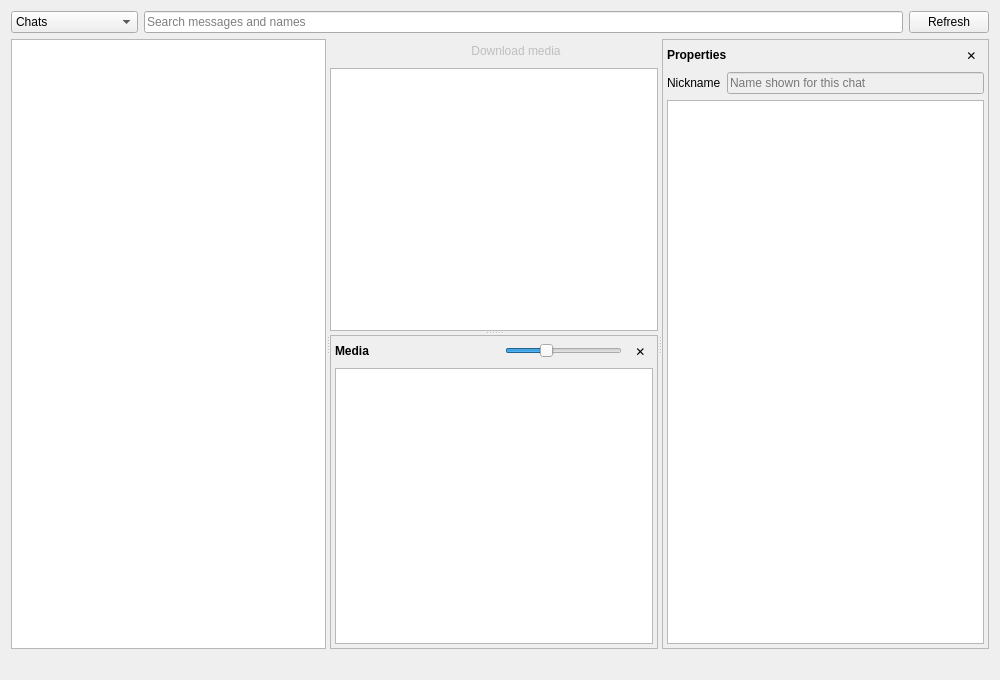
The window that Resources/ui_files/database_views/conversation_viewer.ui (myanonapps/DownloaderForReddit) describes before a commit, drawn with Qt 5.
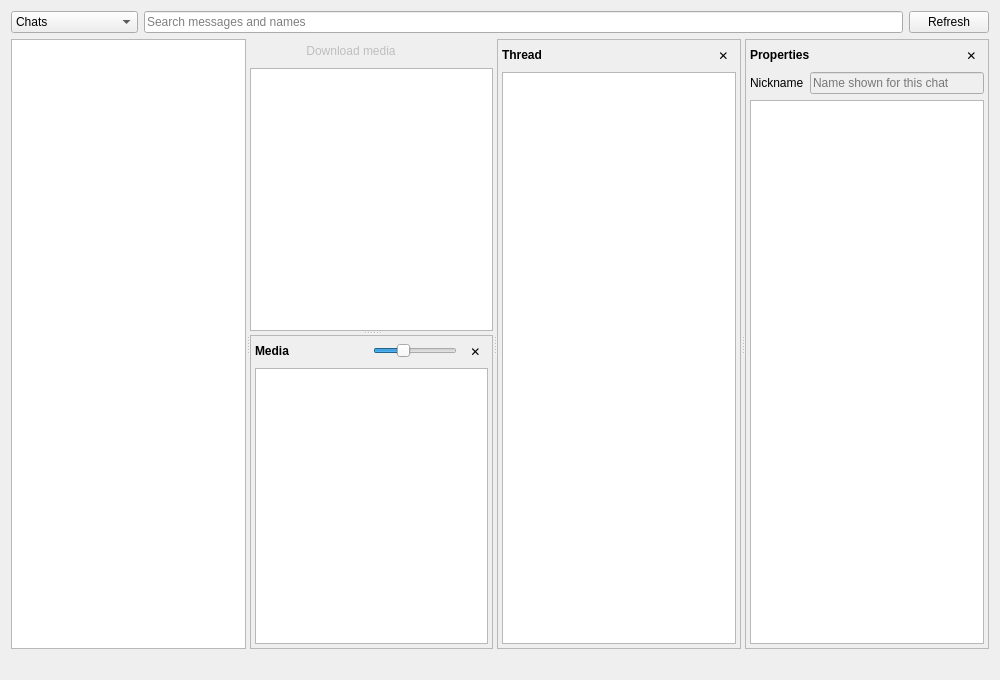
The same window after the commit.

Commit message: Chat threads

```diff
--- a/Resources/ui_files/database_views/conversation_viewer.ui
+++ b/Resources/ui_files/database_views/conversation_viewer.ui
@@ -358,6 +358,94 @@
        </item>
       </layout>
      </widget>
+     <widget class="QFrame" name="thread_frame">
+      <property name="visible">
+       <bool>false</bool>
+      </property>
+      <property name="frameShape">
+       <enum>QFrame::StyledPanel</enum>
+      </property>
+      <layout class="QVBoxLayout" name="thread_layout">
+       <property name="leftMargin">
+        <number>4</number>
+       </property>
+       <property name="topMargin">
+        <number>4</number>
+       </property>
+       <property name="rightMargin">
+        <number>4</number>
+       </property>
+       <property name="bottomMargin">
+        <number>4</number>
+       </property>
+       <item>
+        <layout class="QHBoxLayout" name="thread_header_layout">
+         <item>
+          <widget class="QLabel" name="thread_title_label">
+           <property name="text">
+            <string>Thread</string>
+           </property>
+           <property name="font">
+            <font>
+             <bold>true</bold>
+            </font>
+           </property>
+           <property name="sizePolicy">
+            <sizepolicy hsizetype="Ignored" vsizetype="Preferred">
+             <horstretch>1</horstretch>
+             <verstretch>0</verstretch>
+            </sizepolicy>
+           </property>
+          </widget>
+         </item>
+         <item>
+          <widget class="QToolButton" name="thread_close_button">
+           <property name="toolTip">
+            <string>Close thread</string>
+           </property>
+           <property name="text">
+            <string>✕</string>
+           </property>
+           <property name="autoRaise">
+            <bool>true</bool>
+           </property>
+          </widget>
+         </item>
+        </layout>
+       </item>
+       <item>
+        <widget class="QListView" name="thread_view">
+         <property name="contextMenuPolicy">
+          <enum>Qt::CustomContextMenu</enum>
+         </property>
+         <property name="horizontalScrollBarPolicy">
+          <enum>Qt::ScrollBarAlwaysOff</enum>
+         </property>
+         <property name="editTriggers">
+          <set>QAbstractItemView::NoEditTriggers</set>
+         </property>
+         <property name="alternatingRowColors">
+          <bool>true</bool>
+         </property>
+         <property name="selectionMode">
+          <enum>QAbstractItemView::ExtendedSelection</enum>
+         </property>
+         <property name="verticalScrollMode">
+          <enum>QAbstractItemView::ScrollPerPixel</enum>
+         </property>
+         <property name="resizeMode">
+          <enum>QListView::Adjust</enum>
+         </property>
+         <property name="uniformItemSizes">
+          <bool>false</bool>
+         </property>
+         <property name="wordWrap">
+          <bool>true</bool>
+         </property>
+        </widget>
+       </item>
+      </layout>
+     </widget>
      <widget class="QFrame" name="properties_frame">
       <property name="visible">
        <bool>false</bool>
```
The commit also changes 9 other files.
